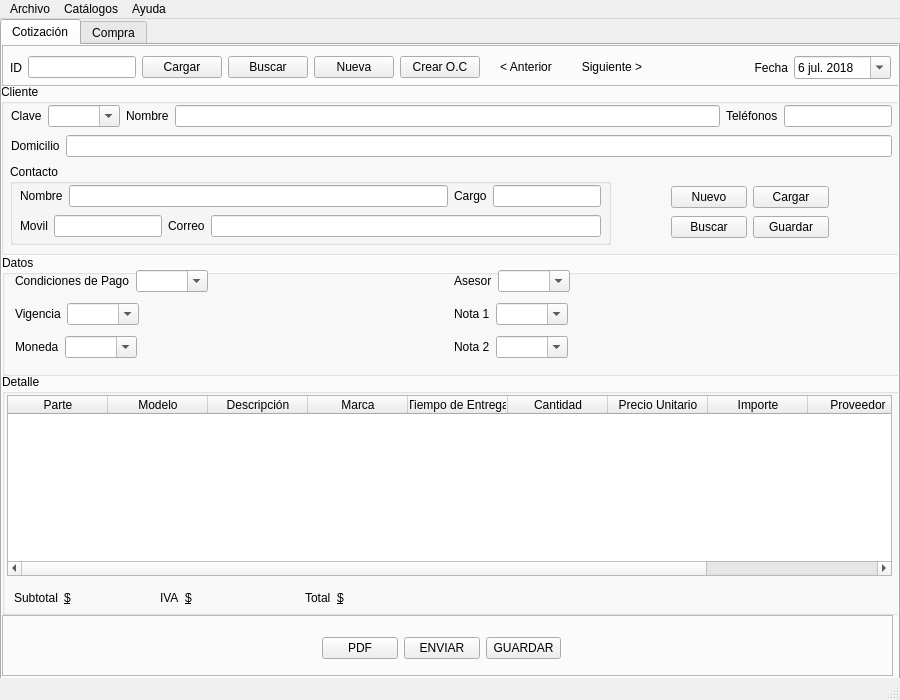
esantanaya/coticom, file ventana.ui: the form before one commit.
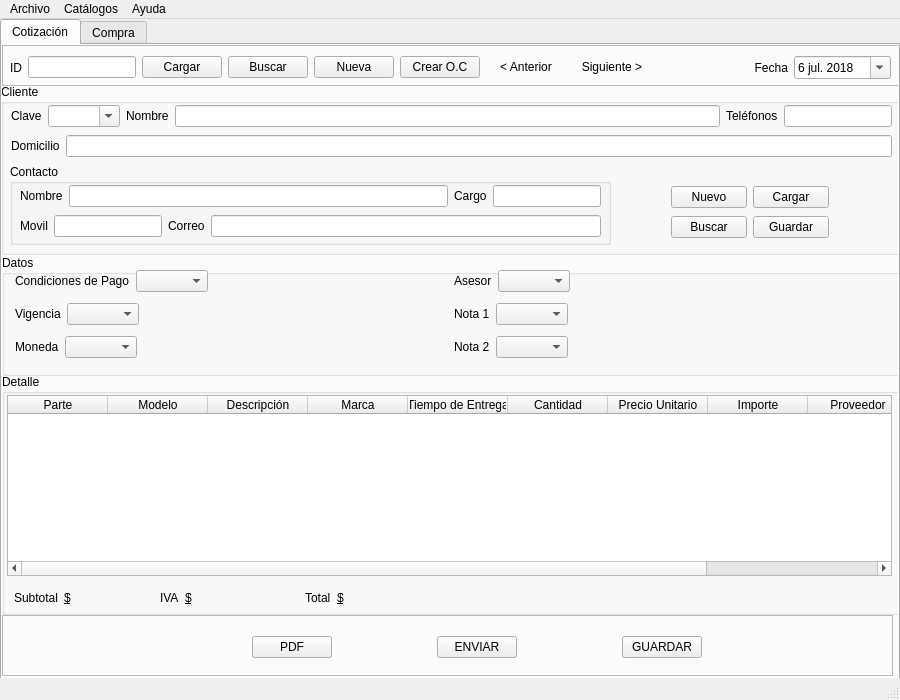
The form after the commit. Icons and pictures are not drawn.

Commit message: Retomamos Coticom

Patch:
```diff
--- a/ventana.ui
+++ b/ventana.ui
@@ -501,7 +501,7 @@
       <property name="title">
        <string>Datos</string>
       </property>
-      <widget class="QWidget" name="">
+      <widget class="QWidget" name="layoutWidget">
        <property name="geometry">
         <rect>
          <x>13</x>
@@ -535,7 +535,7 @@
              </sizepolicy>
             </property>
             <property name="editable">
-             <bool>true</bool>
+             <bool>false</bool>
             </property>
            </widget>
           </item>
@@ -578,7 +578,7 @@
              </sizepolicy>
             </property>
             <property name="editable">
-             <bool>true</bool>
+             <bool>false</bool>
             </property>
            </widget>
           </item>
@@ -621,7 +621,7 @@
              </sizepolicy>
             </property>
             <property name="editable">
-             <bool>true</bool>
+             <bool>false</bool>
             </property>
            </widget>
           </item>
@@ -664,7 +664,7 @@
              </sizepolicy>
             </property>
             <property name="editable">
-             <bool>true</bool>
+             <bool>false</bool>
             </property>
            </widget>
           </item>
@@ -707,7 +707,7 @@
              </sizepolicy>
             </property>
             <property name="editable">
-             <bool>true</bool>
+             <bool>false</bool>
             </property>
            </widget>
           </item>
@@ -750,7 +750,7 @@
              </sizepolicy>
             </property>
             <property name="editable">
-             <bool>true</bool>
+             <bool>false</bool>
             </property>
            </widget>
           </item>
@@ -1042,10 +1042,10 @@
       <widget class="QWidget" name="layoutWidget">
        <property name="geometry">
         <rect>
-         <x>320</x>
+         <x>250</x>
          <y>20</y>
-         <width>239</width>
-         <height>26</height>
+         <width>451</width>
+         <height>25</height>
         </rect>
        </property>
        <layout class="QHBoxLayout" name="horizontalLayout_6">
@@ -1056,6 +1056,22 @@
           </property>
          </widget>
         </item>
+        <item>
+         <spacer name="horizontalSpacer_11">
+          <property name="orientation">
+           <enum>Qt::Horizontal</enum>
+          </property>
+          <property name="sizeType">
+           <enum>QSizePolicy::Fixed</enum>
+          </property>
+          <property name="sizeHint" stdset="0">
+           <size>
+            <width>100</width>
+            <height>20</height>
+           </size>
+          </property>
+         </spacer>
+        </item>
         <item>
          <widget class="QPushButton" name="boton_enviar">
           <property name="text">
@@ -1063,6 +1079,22 @@
           </property>
          </widget>
         </item>
+        <item>
+         <spacer name="horizontalSpacer_12">
+          <property name="orientation">
+           <enum>Qt::Horizontal</enum>
+          </property>
+          <property name="sizeType">
+           <enum>QSizePolicy::Fixed</enum>
+          </property>
+          <property name="sizeHint" stdset="0">
+           <size>
+            <width>100</width>
+            <height>20</height>
+           </size>
+          </property>
+         </spacer>
+        </item>
         <item>
          <widget class="QPushButton" name="boton_guardar">
           <property name="text">
```
Left out of the diff: 35 changed lines with no effect on the pictures. The commit also changes 1 other file.
